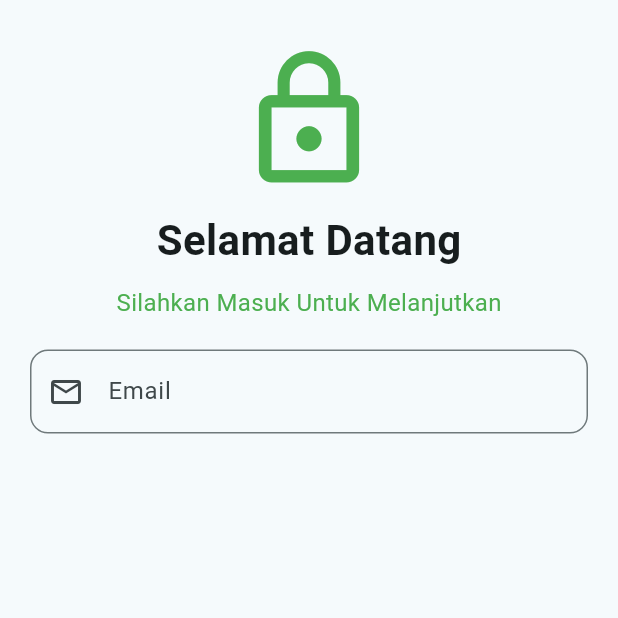
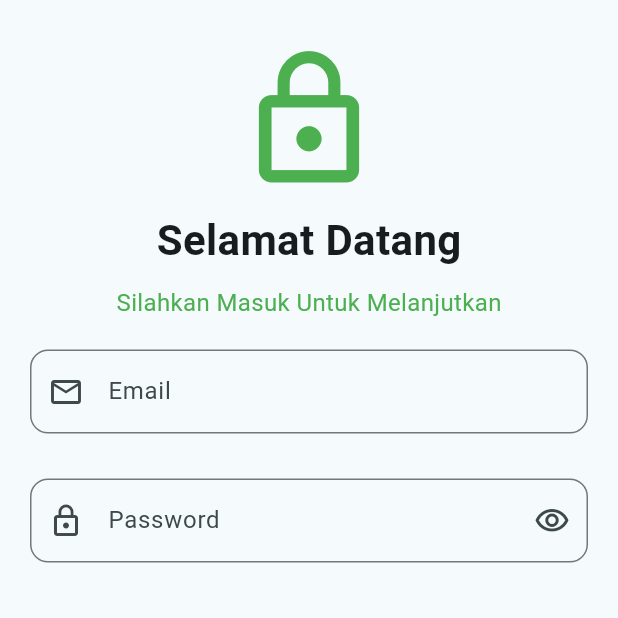
Before and after one commit to cendyal-hub/KB1179_1123150136_UTS, a Flutter app: the Login screen opened directly, on a phone screen of 412 x 824 dp, the top half of it. Run offline on Flutter 3.47's test engine with Material 3 defaults, Android fonts, the phone set to English and light mode, and no system bars.

Commit message:
menambahkan textfield Password di file Login

```diff
--- a/lib/screen/Login.dart
+++ b/lib/screen/Login.dart
@@ -50,6 +50,19 @@ class Login extends StatelessWidget {
                       borderRadius: BorderRadius.circular(12),
                     )
                   ),
+                ),
+                SizedBox(height: 30),
+                TextField(
+                  obscureText: true,
+                  decoration: InputDecoration(
+                    labelText: "Password",
+                    hintText: 'Masukkan Password Anda',
+                    prefixIcon: const Icon(Icons.lock_outline),
+                    suffixIcon: const Icon(Icons.visibility_outlined),
+                    border: OutlineInputBorder(
+                      borderRadius: BorderRadius.circular(12),
+                    )
+                  ),
                 )
               ],
             ),
```
